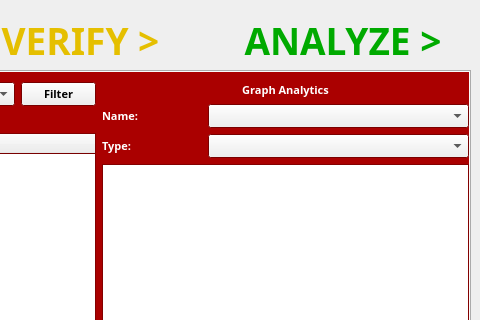
JRWu/DataAggregation, file Project Code/AppleProject/analyze_csv.ui: the form before one commit; both pictures show x 320 to 800 and y 0 to 320 of the 800 by 600 pixel window.
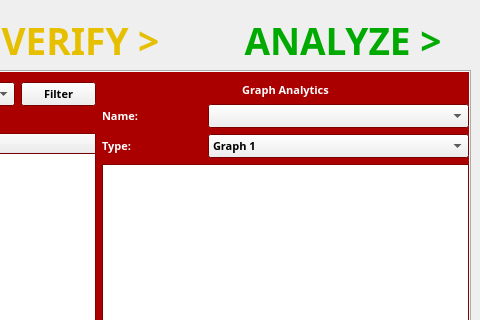
The form after the commit. The open tabs and pages were chosen to show the change.

Commit message: VLS added the data to the presentation tab combo boxes

```diff
--- a/Project Code/AppleProject/analyze_csv.ui
+++ b/Project Code/AppleProject/analyze_csv.ui
@@ -628,8 +628,17 @@
            </item>
            <item>
             <widget class="QComboBox" name="type_combo_pub">
-             <property name="currentIndex">
-              <number>-1</number>
+             <property name="minimumSize">
+              <size>
+               <width>250</width>
+               <height>0</height>
+              </size>
+             </property>
+             <property name="maximumSize">
+              <size>
+               <width>16777215</width>
+               <height>16777215</height>
+              </size>
              </property>
              <item>
               <property name="text">
```
Left out of the diff: 11 changed lines with no effect on the pictures. The commit also changes 7 other files.
